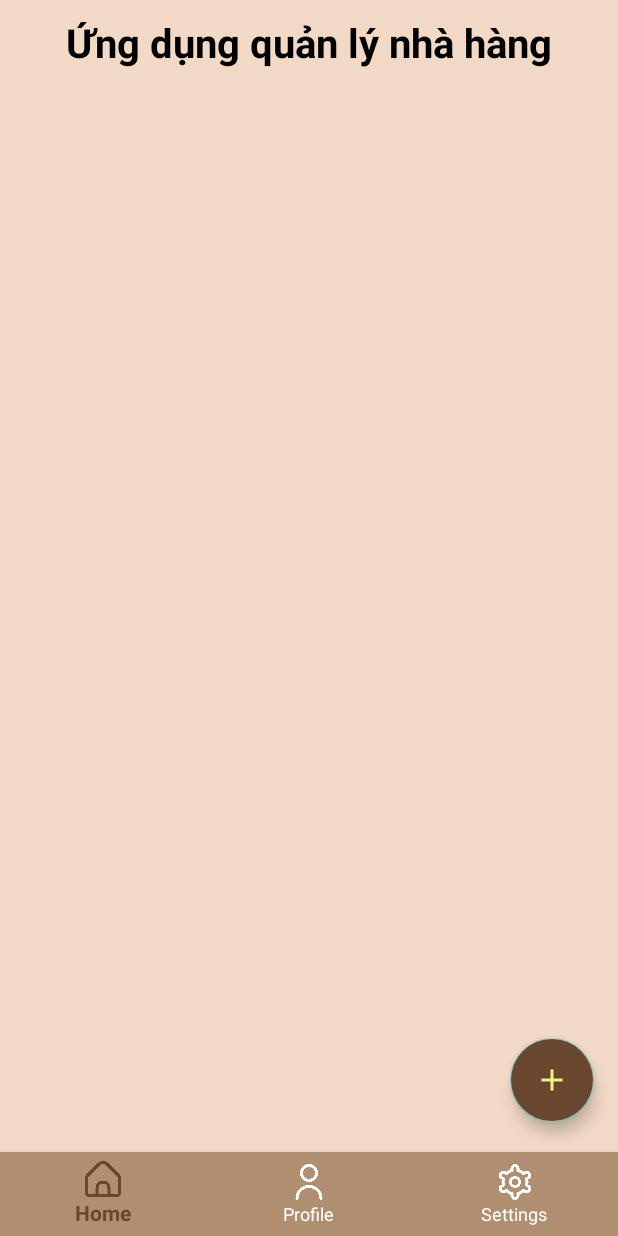
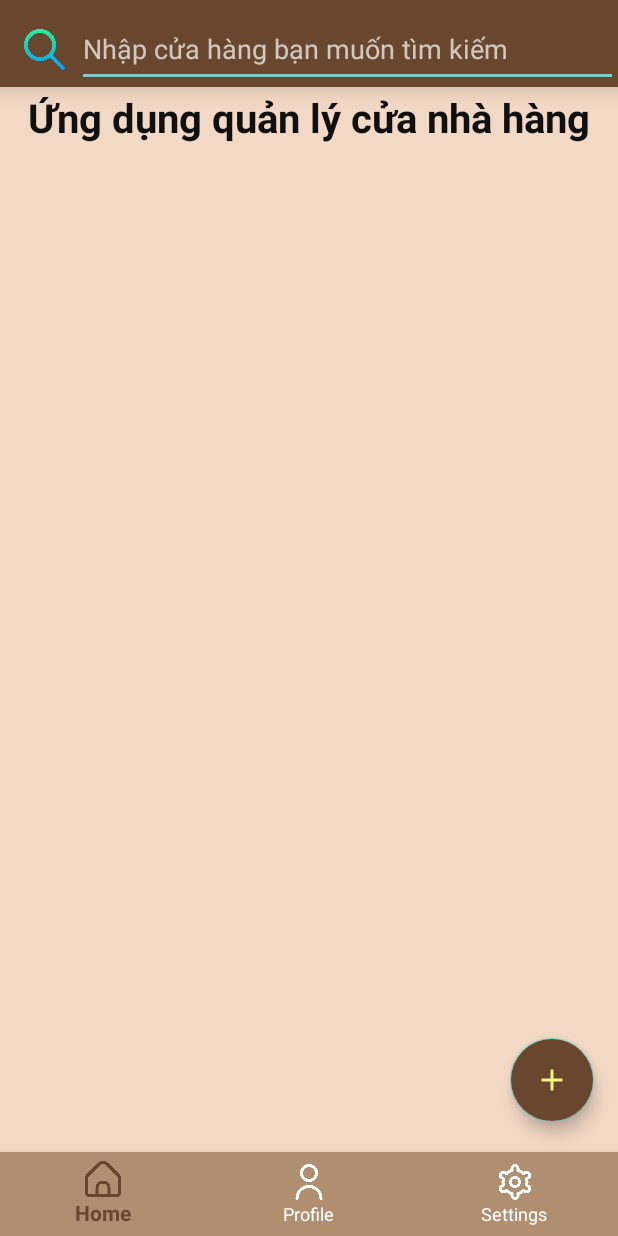
Before and after one commit to liorion-nguyen/manager-cafe, an Android app: the AdminActivity screen opened directly, with no data from a screen before it, on a phone screen of 412 x 824 dp. Run offline under Robolectric (Android 15) with nearby library versions, the light colour scheme and no system bars; our stand-ins replace Firebase (no records; nobody signed in at launch, a user with empty details on screens opened directly).

Commit message:
them o search ở main

```diff
--- a/app/src/main/res/layout/activity_admin.xml
+++ b/app/src/main/res/layout/activity_admin.xml
@@ -7,36 +7,69 @@
     android:layout_height="match_parent"
     tools:context=".AdminActivity">
 
+    <!-- AppBar with Search functionality -->
+    <androidx.appcompat.widget.Toolbar
+        android:id="@+id/toolbar"
+        android:layout_width="match_parent"
+        android:layout_height="wrap_content"
+        android:background="#69472E"
+        android:elevation="10dp">
+
+        <LinearLayout
+            android:layout_width="match_parent"
+            android:layout_height="wrap_content"
+            android:orientation="horizontal"
+            android:gravity="center_vertical"
+            android:paddingTop="8dp">
+
+            <!-- Logo -->
+            <ImageView
+                android:layout_width="27dp"
+                android:layout_height="27dp"
+                android:src="@drawable/search"
+                android:contentDescription="Logo"
+                android:layout_marginEnd="8dp" />
+
+            <EditText
+                android:id="@+id/edtSearch"
+                android:layout_width="match_parent"
+                android:layout_height="50dp"
+                android:hint="Nhập cửa hàng bạn muốn tìm kiếm"
+                />
+        </LinearLayout>
+
+    </androidx.appcompat.widget.Toolbar>
+
     <!-- Main content layout (LinearLayout) -->
+
+    <!-- BottomNavigationView -->
+
     <LinearLayout
         android:layout_width="match_parent"
         android:layout_height="match_parent"
+        android:background="#f2d9c5"
         android:orientation="vertical"
-        android:padding="10dp"
-        android:background="#f2d9c5">
+        android:padding="10dp">
 
-        <!-- TextView for title -->
         <TextView
             android:layout_width="match_parent"
             android:layout_height="wrap_content"
-            android:layout_marginBottom="20px"
+            android:layout_marginTop="50dp"
             android:gravity="center_horizontal"
-            android:text="Ứng dụng quản lý nhà hàng"
-            android:textColor="#000"
+            android:text="Ứng dụng quản lý cửa nhà hàng"
+            android:textColor="#101010"
             android:textSize="12pt"
             android:textStyle="bold" />
-
         <!-- ListView for displaying restaurant data -->
         <ListView
             android:id="@+id/lvNhaHang"
             android:layout_width="match_parent"
             android:layout_height="0dp"
+            android:layout_weight="1"
             android:divider="@android:color/transparent"
-            android:dividerHeight="3dp"
-            android:layout_weight="1" />
+            android:dividerHeight="3dp" />
     </LinearLayout>
 
-    <!-- BottomNavigationView -->
     <com.google.android.material.bottomnavigation.BottomNavigationView
         android:id="@+id/bottom_navigation"
         android:layout_width="match_parent"
--- a/app/src/main/res/layout/activity_update_cafe.xml
+++ b/app/src/main/res/layout/activity_update_cafe.xml
@@ -135,6 +135,11 @@
                 android:layout_marginTop="8dp"
                 />
 
+            <TimePicker
+                android:id="@+id/tpOpenTime"
+                android:layout_width="match_parent"
+                android:layout_height="wrap_content" />
+
         </LinearLayout>
 
         <!--        Time Picker 2 -->
@@ -161,10 +166,6 @@
                 android:layout_height="wrap_content"
                 android:layout_weight="1"/>
 
-            <TimePicker
-                android:id="@+id/tpGioMoCua"
-                android:layout_width="match_parent"
-                android:layout_height="wrap_content" />
 
         </LinearLayout>
 
```
Also changed, not shown: 1 other file.
